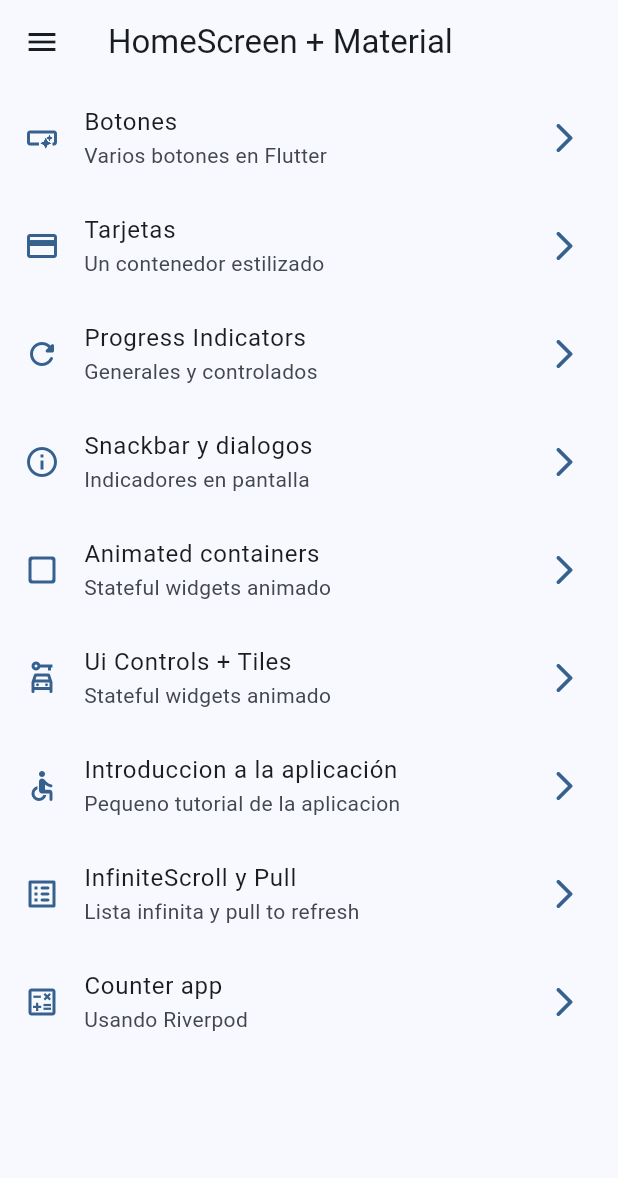
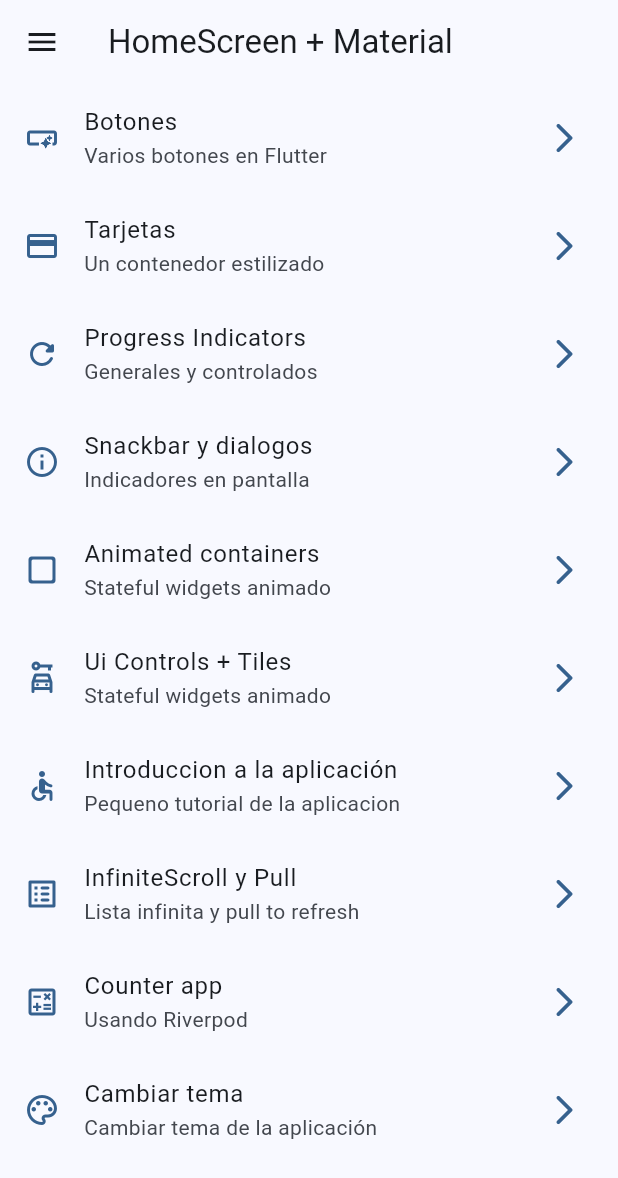
Before and after one commit to RolandoCutie/widgets_app, a Flutter app: the screen it shows after launch, on a phone screen of 412 x 824 dp. Shown: the top 1178 px of the screen. Run offline on Flutter 3.47's test engine with Material 3 defaults, Android fonts, the phone set to English and light mode, and no system bars; our stand-ins replace animate_do, flutter_riverpod, go_router.

Commit message:
Se puede ahora seleccionar el color y el dark o ligth mode y esto se actualiza en sus providers y actualiza la app

```diff
--- a/lib/config/router/app_router.dart
+++ b/lib/config/router/app_router.dart
@@ -4,6 +4,7 @@ import 'package:widgets_app/presentation/screens/counter/counter_screen.dart';
 import 'package:widgets_app/presentation/screens/infinited_scroll/infinited_scroll_screen.dart';
 import 'package:widgets_app/presentation/screens/progress/progress_screen.dart';
 import 'package:widgets_app/presentation/screens/screens.dart';
+import 'package:widgets_app/presentation/screens/theme_changer/theme_changer_screen.dart';
 
 final appRouter = GoRouter(initialLocation: '/', routes: [
   GoRoute(
@@ -45,5 +46,9 @@ final appRouter = GoRouter(initialLocation: '/', routes: [
   GoRoute(
       path: '/counter_app',
       name: CounterApp.name,
-      builder: (context, state) => const CounterApp())
+      builder: (context, state) => const CounterApp()),
+  GoRoute(
+      path: '/theme-changer',
+      name: ThemeChangerScreen.name,
+      builder: (context, state) => const ThemeChangerScreen())
 ]);
--- a/lib/config/theme/app_theme.dart
+++ b/lib/config/theme/app_theme.dart
@@ -12,14 +12,18 @@ const colorList = <Color>[
 
 class AppTheme {
   final int selectedColor;
+  final bool isDarkMode;
 
-  AppTheme({this.selectedColor = 0})
-      : assert(selectedColor >= 0, 'Selected Color must be greater than'),
+  AppTheme({
+    this.selectedColor = 0,
+    this.isDarkMode = false,
+  })  : assert(selectedColor >= 0, 'Selected Color must be greater than'),
         assert(selectedColor <= colorList.length,
             'Selected Color must equal or less thant ${colorList.length}');
 
   ThemeData getTheme() => ThemeData(
       useMaterial3: true,
+      brightness: isDarkMode ? Brightness.dark : Brightness.light,
       colorSchemeSeed: colorList[selectedColor],
       appBarTheme: const AppBarTheme(centerTitle: false));
 }
--- a/lib/main.dart
+++ b/lib/main.dart
@@ -2,16 +2,21 @@ import 'package:flutter/material.dart';
 import 'package:flutter_riverpod/flutter_riverpod.dart';
 import 'package:widgets_app/config/router/app_router.dart';
 import 'package:widgets_app/config/theme/app_theme.dart';
+import 'package:widgets_app/presentation/providers/theme_provider.dart';
 
 void main() => runApp(const ProviderScope(child: MyApp()));
 
-class MyApp extends StatelessWidget {
+class MyApp extends ConsumerWidget {
   const MyApp({super.key});
 
   @override
-  Widget build(BuildContext context) {
+  Widget build(BuildContext context, WidgetRef ref) {
+    final int selectedColor = ref.watch(selectedColorProvider);
+    final bool isDarkMode = ref.watch(isDarkmodeProvider);
+
     return MaterialApp.router(
-      theme: AppTheme(selectedColor: 0).getTheme(),
+      theme: AppTheme(selectedColor: selectedColor, isDarkMode: isDarkMode)
+          .getTheme(),
       debugShowCheckedModeBanner: false,
       title: 'Flutter Widgets',
       routerConfig: appRouter,
--- a/lib/menu/menu_items.dart
+++ b/lib/menu/menu_items.dart
@@ -60,4 +60,9 @@ const appMenuItems = <MenuItem>[
       subTitle: 'Usando Riverpod',
       link: '/counter_app',
       icon: Icons.calculate_outlined),
+  MenuItem(
+      title: 'Cambiar tema',
+      subTitle: 'Cambiar tema de la aplicación',
+      link: '/theme-changer',
+      icon: Icons.color_lens_outlined),
 ];
--- a/lib/presentation/providers/theme_provider.dart
+++ b/lib/presentation/providers/theme_provider.dart
@@ -1,3 +1,11 @@
 import 'package:flutter_riverpod/flutter_riverpod.dart';
 
+import '../../config/theme/app_theme.dart';
+
 final isDarkmodeProvider = StateProvider((ref) => false);
+
+//Listado de colores inmutable
+final colorListProvider = Provider((ref) => colorList);
+
+//Selected color
+final selectedColorProvider = StateProvider((ref) => 0);
```
Also changed, not shown: lib/presentation/screens/theme_changer/theme_changer_screen.dart (added, +57 -0 lines).
